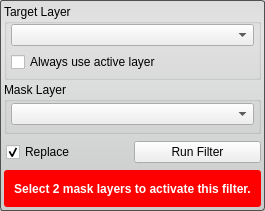
Qt form src/Interface/ToolInterface/RemoveFilterInterface.ui (rblake/seg3d2) before a commit.
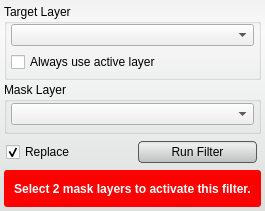
The same form after that commit. Custom widgets are drawn as their Qt base class.

The edit to the form file:
```diff
--- a/src/Interface/ToolInterface/RemoveFilterInterface.ui
+++ b/src/Interface/ToolInterface/RemoveFilterInterface.ui
@@ -34,8 +34,28 @@
   <property name="styleSheet">
    <string notr="true">QWidget#RemoveFilterInterface{
 	border-radius: 3px;
-	border: 1px solid rgb(80, 80,80);
-	background-color: qlineargradient(spread:pad, x1:0.5, y1:0, x2:0.5, y2:0.960227, stop:0 rgba(221, 221, 221, 255), stop:0.155779 rgba(228, 228, 228, 255), stop:1 rgba(202, 204, 204, 255));      
+	background-color: qlineargradient(spread:pad, x1:0.5, y1:0, x2:0.5, y2:0.960227, stop:0 rgba(241, 241, 241, 255), stop:0.155779 rgba(250, 250, 250, 255), stop:1 rgba(222, 224, 224, 255)); 
+}
+
+QPushButton{
+	background-color: qlineargradient(spread:pad, x1:0.5, y1:0, x2:0.5, y2:0.960227, stop:0 rgba(221, 221, 221, 255), stop:0.155779 rgba(238, 238, 238, 255), stop:1 rgba(192, 194, 194, 255));
+	border-radius: 4px;
+	border: 1px solid rgb(90, 90, 90);
+	margin:4px;
+}
+
+QPushButton:hover{
+	background-color: qlineargradient(spread:pad, x1:0.5, y1:0, x2:0.5, y2:1, stop:0 rgba(195, 195, 195, 255), stop:0.253769 rgba(206, 206, 206, 255), stop:1 rgba(185, 185, 185, 255));
+	border-radius: 4px;
+	border: 1px solid rgb(90, 90, 90);
+	margin:4px;
+}
+
+QPushButton:pressed{
+	background-color: qlineargradient(spread:pad, x1:0.5, y1:0, x2:0.5, y2:1, stop:0 rgba(150, 150, 150, 255), stop:0.753769 rgba(206, 206, 206, 255), stop:1 rgba(185, 185, 185, 255));
+	border-radius: 4px;
+	border: 1px solid rgb(90, 90, 90);
+	margin:4px;
 }</string>
   </property>
   <layout class="QVBoxLayout" name="verticalLayout">
@@ -213,6 +233,12 @@
       </item>
       <item>
        <widget class="QPushButton" name="runFilterButton">
+        <property name="minimumSize">
+         <size>
+          <width>0</width>
+          <height>30</height>
+         </size>
+        </property>
         <property name="text">
          <string>Run Filter</string>
         </property>
```
